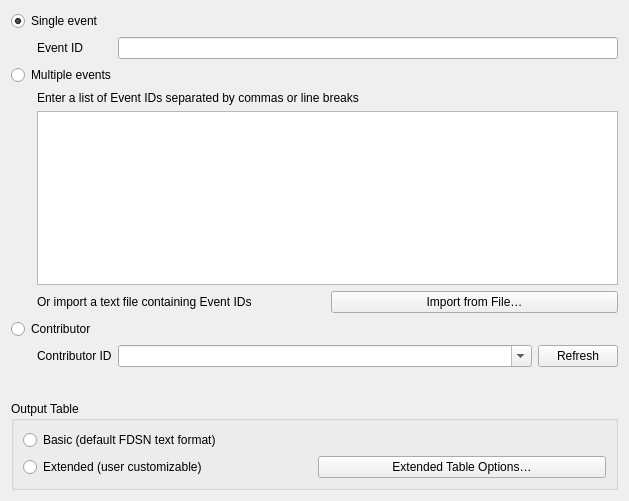
INGV/qquake, file qquake/ui/filter_by_id_widget_base.ui: the form before one commit.
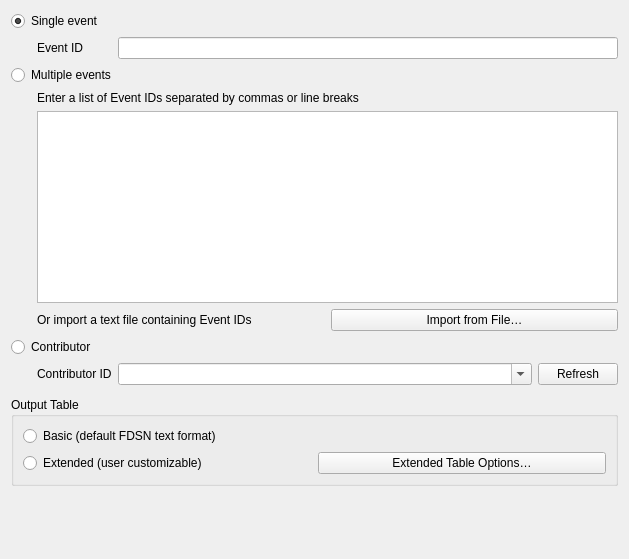
The form after the commit. Custom widgets are drawn as their Qt base class.

Commit message: Fix vertical placement of depth/output table options

The edit to the form file:
```diff
--- a/qquake/ui/filter_by_id_widget_base.ui
+++ b/qquake/ui/filter_by_id_widget_base.ui
@@ -7,55 +7,49 @@
     <x>0</x>
     <y>0</y>
     <width>629</width>
-    <height>501</height>
+    <height>559</height>
    </rect>
   </property>
   <property name="windowTitle">
    <string>Form</string>
   </property>
-  <layout class="QGridLayout" name="gridLayout">
-   <item row="2" column="0" colspan="3">
-    <widget class="QRadioButton" name="radio_multiple_events">
+  <layout class="QGridLayout" name="gridLayout" rowstretch="0,0,0,0,0,0,0,0,0">
+   <item row="1" column="0">
+    <spacer name="horizontalSpacer_2">
+     <property name="orientation">
+      <enum>Qt::Horizontal</enum>
+     </property>
+     <property name="sizeType">
+      <enum>QSizePolicy::Fixed</enum>
+     </property>
+     <property name="sizeHint" stdset="0">
+      <size>
+       <width>20</width>
+       <height>20</height>
+      </size>
+     </property>
+    </spacer>
+   </item>
+   <item row="1" column="2">
+    <widget class="QLineEdit" name="edit_event_id"/>
+   </item>
+   <item row="6" column="0" colspan="3">
+    <widget class="OutputOptionsWidget" name="output_options_widget" native="true"/>
+   </item>
+   <item row="0" column="0" colspan="3">
+    <widget class="QRadioButton" name="radio_single_event">
      <property name="text">
-      <string>Multiple events</string>
+      <string>Single event</string>
      </property>
      <property name="checked">
-      <bool>false</bool>
+      <bool>true</bool>
      </property>
      <attribute name="buttonGroup">
       <string notr="true">buttonGroup</string>
      </attribute>
     </widget>
    </item>
-   <item row="5" column="2">
-    <layout class="QHBoxLayout" name="horizontalLayout" stretch="1,0">
-     <item>
-      <widget class="QComboBox" name="edit_contributor_id">
-       <property name="editable">
-        <bool>true</bool>
-       </property>
-      </widget>
-     </item>
-     <item>
-      <widget class="QPushButton" name="button_refresh_contributors">
-       <property name="text">
-        <string>Refresh</string>
-       </property>
-      </widget>
-     </item>
-    </layout>
-   </item>
-   <item row="4" column="0" colspan="3">
-    <widget class="QRadioButton" name="radio_contributor">
-     <property name="text">
-      <string>Contributor</string>
-     </property>
-     <attribute name="buttonGroup">
-      <string notr="true">buttonGroup</string>
-     </attribute>
-    </widget>
-   </item>
-   <item row="8" column="0" colspan="3">
+   <item row="7" column="0" colspan="3">
     <widget class="QGroupBox" name="groupBox_4">
      <property name="title">
       <string>Output Table</string>
@@ -85,21 +79,15 @@
      </layout>
     </widget>
    </item>
-   <item row="6" column="0">
-    <spacer name="verticalSpacer">
-     <property name="orientation">
-      <enum>Qt::Vertical</enum>
+   <item row="5" column="1">
+    <widget class="QLabel" name="label_contributor_id">
+     <property name="text">
+      <string>Contributor ID</string>
      </property>
-     <property name="sizeHint" stdset="0">
-      <size>
-       <width>20</width>
-       <height>40</height>
-      </size>
-     </property>
-    </spacer>
+    </widget>
    </item>
-   <item row="1" column="0">
-    <spacer name="horizontalSpacer_2">
+   <item row="3" column="0">
+    <spacer name="horizontalSpacer">
      <property name="orientation">
       <enum>Qt::Horizontal</enum>
      </property>
@@ -114,26 +102,6 @@
      </property>
     </spacer>
    </item>
-   <item row="0" column="0" colspan="3">
-    <widget class="QRadioButton" name="radio_single_event">
-     <property name="text">
-      <string>Single event</string>
-     </property>
-     <property name="checked">
-      <bool>true</bool>
-     </property>
-     <attribute name="buttonGroup">
-      <string notr="true">buttonGroup</string>
-     </attribute>
-    </widget>
-   </item>
-   <item row="1" column="1">
-    <widget class="QLabel" name="label_event_id">
-     <property name="text">
-      <string>Event ID</string>
-     </property>
-    </widget>
-   </item>
    <item row="3" column="1" colspan="2">
     <widget class="QWidget" name="multi_event_widget" native="true">
      <layout class="QGridLayout" name="gridLayout_3">
@@ -176,34 +144,66 @@
      </layout>
     </widget>
    </item>
-   <item row="5" column="1">
-    <widget class="QLabel" name="label_contributor_id">
+   <item row="1" column="1">
+    <widget class="QLabel" name="label_event_id">
      <property name="text">
-      <string>Contributor ID</string>
+      <string>Event ID</string>
      </property>
     </widget>
    </item>
-   <item row="1" column="2">
-    <widget class="QLineEdit" name="edit_event_id"/>
-   </item>
-   <item row="3" column="0">
-    <spacer name="horizontalSpacer">
+   <item row="8" column="0">
+    <spacer name="verticalSpacer_2">
      <property name="orientation">
-      <enum>Qt::Horizontal</enum>
-     </property>
-     <property name="sizeType">
-      <enum>QSizePolicy::Fixed</enum>
+      <enum>Qt::Vertical</enum>
      </property>
      <property name="sizeHint" stdset="0">
       <size>
        <width>20</width>
-       <height>20</height>
+       <height>40</height>
       </size>
      </property>
     </spacer>
    </item>
-   <item row="7" column="0" colspan="3">
-    <widget class="OutputOptionsWidget" name="output_options_widget" native="true"/>
+   <item row="5" column="2">
+    <layout class="QHBoxLayout" name="horizontalLayout" stretch="1,0">
+     <item>
+      <widget class="QComboBox" name="edit_contributor_id">
+       <property name="editable">
+        <bool>true</bool>
+       </property>
+      </widget>
+     </item>
+     <item>
+      <widget class="QPushButton" name="button_refresh_contributors">
+       <property name="text">
+        <string>Refresh</string>
+       </property>
+      </widget>
+     </item>
+    </layout>
+   </item>
+   <item row="2" column="0" colspan="3">
+    <widget class="QRadioButton" name="radio_multiple_events">
+     <property name="text">
+      <string>Multiple events</string>
+     </property>
+     <property name="checked">
+      <bool>false</bool>
+     </property>
+     <attribute name="buttonGroup">
+      <string notr="true">buttonGroup</string>
+     </attribute>
+    </widget>
+   </item>
+   <item row="4" column="0" colspan="3">
+    <widget class="QRadioButton" name="radio_contributor">
+     <property name="text">
+      <string>Contributor</string>
+     </property>
+     <attribute name="buttonGroup">
+      <string notr="true">buttonGroup</string>
+     </attribute>
+    </widget>
    </item>
   </layout>
  </widget>
```
The commit also changes 3 other files.
